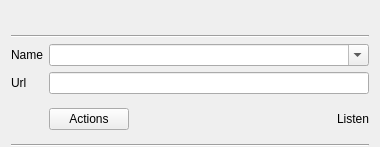
This is src/GUI/PlayerPlugins/Stream/GUI_Stream.ui in return42/sayonara as Qt 5 draws it before an edit. The edited form follows.
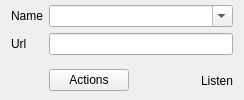
This is the edited form. Icons and pictures are not drawn. Custom widgets are drawn as their Qt base class.

The edit to the form file:
```diff
--- a/src/GUI/PlayerPlugins/Stream/GUI_Stream.ui
+++ b/src/GUI/PlayerPlugins/Stream/GUI_Stream.ui
@@ -2,20 +2,6 @@
 <ui version="4.0">
  <class>GUI_Stream</class>
  <widget class="PlayerPluginInterface" name="GUI_Stream">
-  <property name="geometry">
-   <rect>
-    <x>0</x>
-    <y>0</y>
-    <width>380</width>
-    <height>147</height>
-   </rect>
-  </property>
-  <property name="minimumSize">
-   <size>
-    <width>0</width>
-    <height>147</height>
-   </size>
-  </property>
   <layout class="QGridLayout" name="gridLayout">
    <property name="topMargin">
     <number>5</number>
@@ -26,65 +12,7 @@
    <property name="verticalSpacing">
     <number>6</number>
    </property>
-   <item row="1" column="1" colspan="2">
-    <layout class="QHBoxLayout" name="horizontalLayout_2">
-     <item>
-      <widget class="QLabel" name="lab_title">
-       <property name="font">
-        <font>
-         <pointsize>11</pointsize>
-         <weight>75</weight>
-         <bold>true</bold>
-        </font>
-       </property>
-       <property name="focusPolicy">
-        <enum>Qt::StrongFocus</enum>
-       </property>
-       <property name="text">
-        <string/>
-       </property>
-      </widget>
-     </item>
-     <item>
-      <widget class="QPushButton" name="btn_close">
-       <property name="sizePolicy">
-        <sizepolicy hsizetype="MinimumExpanding" vsizetype="MinimumExpanding">
-         <horstretch>0</horstretch>
-         <verstretch>0</verstretch>
-        </sizepolicy>
-       </property>
-       <property name="minimumSize">
-        <size>
-         <width>24</width>
-         <height>24</height>
-        </size>
-       </property>
-       <property name="maximumSize">
-        <size>
-         <width>24</width>
-         <height>24</height>
-        </size>
-       </property>
-       <property name="focusPolicy">
-        <enum>Qt::StrongFocus</enum>
-       </property>
-       <property name="text">
-        <string/>
-       </property>
-       <property name="iconSize">
-        <size>
-         <width>16</width>
-         <height>16</height>
-        </size>
-       </property>
-       <property name="flat">
-        <bool>true</bool>
-       </property>
-      </widget>
-     </item>
-    </layout>
-   </item>
-   <item row="5" column="2">
+   <item row="3" column="2">
     <layout class="QHBoxLayout" name="horizontalLayout">
      <property name="spacing">
       <number>6</number>
@@ -153,20 +81,17 @@
      </item>
     </layout>
    </item>
-   <item row="3" column="2">
-    <widget class="QComboBox" name="combo_stream">
+   <item row="2" column="2">
+    <widget class="QLineEdit" name="le_url">
      <property name="focusPolicy">
       <enum>Qt::StrongFocus</enum>
      </property>
      <property name="toolTip">
-      <string>Type name you want to save the stream as</string>
-     </property>
-     <property name="editable">
-      <bool>true</bool>
+      <string>Enter stream url</string>
      </property>
     </widget>
    </item>
-   <item row="4" column="1">
+   <item row="2" column="1">
     <widget class="QLabel" name="label_2">
      <property name="focusPolicy">
       <enum>Qt::StrongFocus</enum>
@@ -176,17 +101,7 @@
      </property>
     </widget>
    </item>
-   <item row="6" column="1" colspan="2">
-    <widget class="Line" name="line">
-     <property name="focusPolicy">
-      <enum>Qt::StrongFocus</enum>
-     </property>
-     <property name="orientation">
-      <enum>Qt::Horizontal</enum>
-     </property>
-    </widget>
-   </item>
-   <item row="3" column="1">
+   <item row="1" column="1">
     <widget class="QLabel" name="label">
      <property name="focusPolicy">
       <enum>Qt::StrongFocus</enum>
@@ -196,20 +111,16 @@
      </property>
     </widget>
    </item>
-   <item row="4" column="2">
-    <widget class="QLineEdit" name="le_url">
+   <item row="1" column="2">
+    <widget class="QComboBox" name="combo_stream">
      <property name="focusPolicy">
       <enum>Qt::ClickFocus</enum>
      </property>
      <property name="toolTip">
       <string>Enter stream url</string>
      </property>
-    </widget>
-   </item>
-   <item row="2" column="1" colspan="2">
-    <widget class="Line" name="line_2">
-     <property name="orientation">
-      <enum>Qt::Horizontal</enum>
+     <property name="editable">
+      <bool>true</bool>
      </property>
     </widget>
    </item>
```
Left out of the diff: 25 changed lines with no effect on the pictures.
